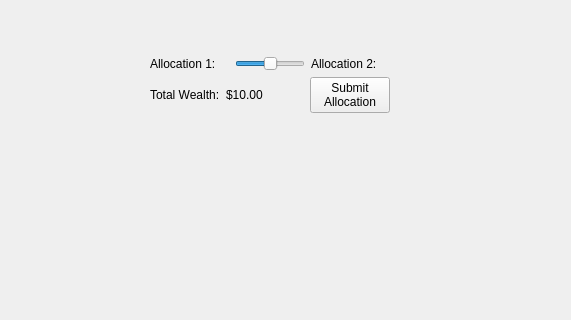
Qt form MarketSimulation/instructionscreentest1.ui (dwattttt/marketsim) before a commit; both pictures show x 0 to 571 and y 150 to 470 of the 838 by 608 pixel window.
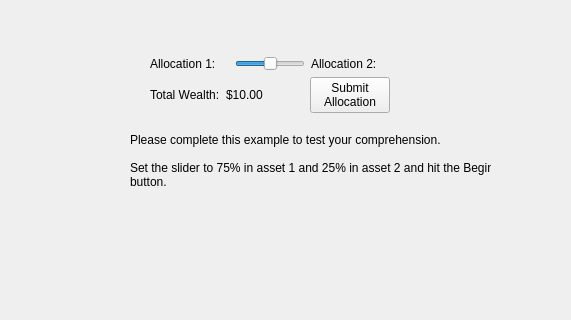
The same form after that commit.

Commit message: Gave each screen a label (some silly).  Improved navigation.

What changed in the file:
```diff
--- a/MarketSimulation/instructionscreentest1.ui
+++ b/MarketSimulation/instructionscreentest1.ui
@@ -191,6 +191,22 @@
     </item>
    </layout>
   </widget>
+  <widget class="QLabel" name="label_6">
+   <property name="geometry">
+    <rect>
+     <x>130</x>
+     <y>270</y>
+     <width>361</width>
+     <height>81</height>
+    </rect>
+   </property>
+   <property name="text">
+    <string>Please complete this example to test your comprehension.
+
+Set the slider to 75% in asset 1 and 25% in asset 2 and hit the Begin
+button.</string>
+   </property>
+  </widget>
  </widget>
  <resources/>
  <connections/>
```
The commit also changes 25 other files.
